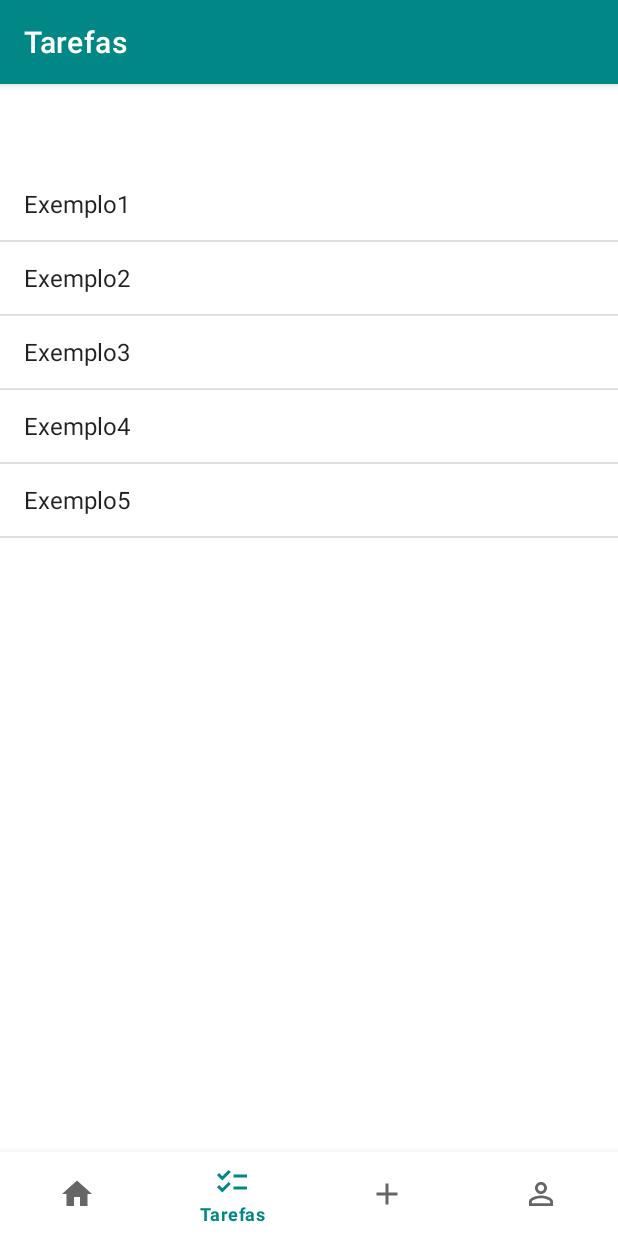
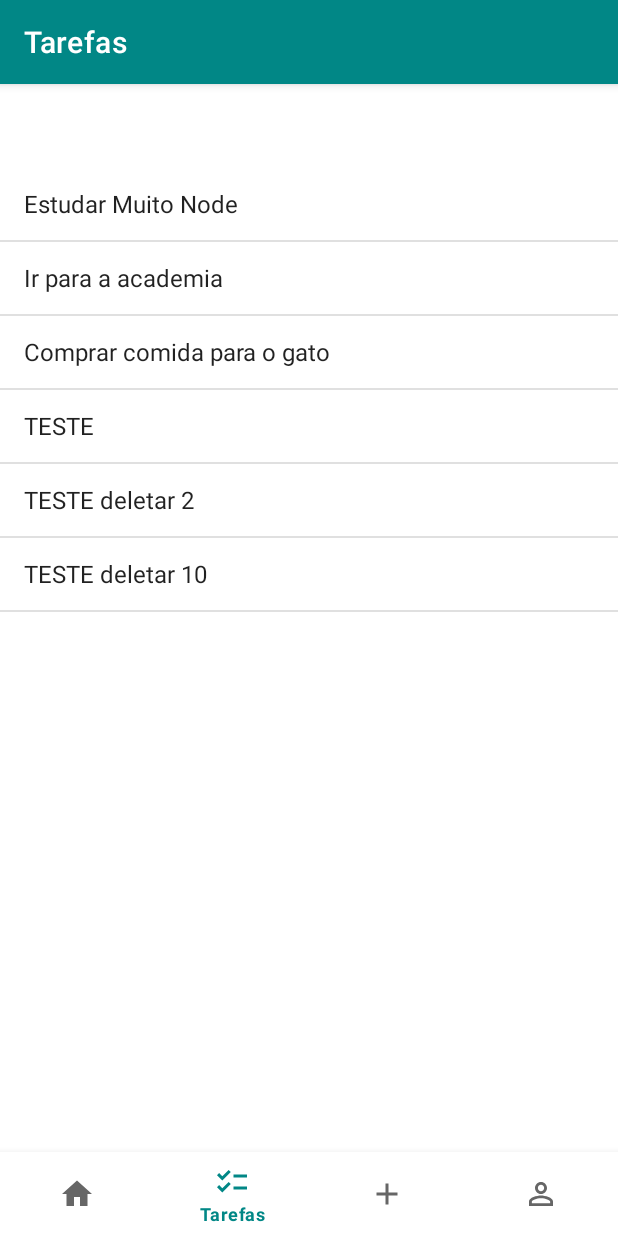
Before and after one commit to 2024-1-NADS3/Projeto1, an Android app: the TarefasFragment screen opened through its navigation route, on a phone screen of 412 x 824 dp. Run offline under Robolectric (Android 15) with nearby library versions, the light colour scheme and no system bars; our stand-ins replace navigation-ui.

Commit message:
lendo json teste com listView

```diff
--- a/src/Frontend/MyNavigation/app/src/main/java/com/example/mynavigation/ui/tarefas/TarefasFragment.java
+++ b/src/Frontend/MyNavigation/app/src/main/java/com/example/mynavigation/ui/tarefas/TarefasFragment.java
@@ -9,24 +9,54 @@ import android.widget.ListView;
 import androidx.fragment.app.Fragment;
 import com.example.mynavigation.R;
 
+
+import org.json.JSONArray;
+import org.json.JSONException;
+import org.json.JSONObject;
+
+import java.util.ArrayList;
+
 public class TarefasFragment extends Fragment {
 
     private ListView listaTarefas;
-    private String[] itens = {
-            "Exemplo1", "Exemplo2", "Exemplo3", "Exemplo4", "Exemplo5"
-    };
 
     @Override
     public View onCreateView(LayoutInflater inflater, ViewGroup container,
                              Bundle savedInstanceState) {
         View view = inflater.inflate(R.layout.fragment_tarefas, container, false);
 
+        listaTarefas = view.findViewById(R.id.listaTarefas);
 
-        listaTarefas = view.findViewById(R.id.listaTarefas);
-        ArrayAdapter<String> adaptador = new ArrayAdapter<>(getActivity(), android.R.layout.simple_list_item_1, itens);
-        //ArrayAdapter<String> adaptador = new ArrayAdapter<>(getActivity(), android.R.layout.simple_list_item_1, android.R.id.text1, itens);
+        // Parse do JSON e extrair as tarefas
+        String json = "{ \"tasksList\": [ { \"_id\": \"663d090d6f0b63e80fc58903\", \"task\": \"Estudar Muito Node\", \"date\": \"2024-05-09T17:34:05.226Z\", \"__v\": 0 }," +
+                " { \"_id\": \"663d21c7207389c71e3c6ff8\", \"task\": \"Ir para a academia\", \"date\": \"2024-05-09T19:19:35.647Z\", \"__v\": 0 }," +
+                " { \"_id\": \"663d21dd207389c71e3c6ffb\", \"task\": \"Comprar comida para o gato\", \"date\": \"2024-05-09T19:19:57.861Z\", \"__v\": 0 }," +
+                " { \"_id\": \"663d23820a799d815e71a318\", \"task\": \"TESTE\", \"date\": \"2024-05-09T19:26:58.345Z\", \"__v\": 0 }, " +
+                "{ \"_id\": \"663d29058165bf19dbbbbc31\", \"task\": \"TESTE deletar 2\", \"date\": \"2024-05-09T19:50:29.862Z\", \"__v\": 0 }, " +
+                "{ \"_id\": \"663d5dc3b84c0514bdbf997e\", \"task\": \"TESTE deletar 10\", \"date\": \"2024-05-09T23:35:31.167Z\", \"__v\": 0 } ] }";
+        ArrayList<String> tarefas = parseJSON(json);
+
+        // Atualizar o ArrayAdapter
+        ArrayAdapter<String> adaptador = new ArrayAdapter<>(getActivity(), android.R.layout.simple_list_item_1, tarefas);
         listaTarefas.setAdapter(adaptador);
 
         return view;
     }
+
+    // Método para analisar o JSON e extrair as tarefas
+    private ArrayList<String> parseJSON(String json) {
+        ArrayList<String> tarefas = new ArrayList<>();
+        try {
+            JSONObject jsonObject = new JSONObject(json);
+            JSONArray tasksList = jsonObject.getJSONArray("tasksList");
+            for (int i = 0; i < tasksList.length(); i++) {
+                JSONObject taskObj = tasksList.getJSONObject(i);
+                String task = taskObj.getString("task");
+                tarefas.add(task);
+            }
+        } catch (JSONException e) {
+            e.printStackTrace();
+        }
+        return tarefas;
+    }
 }
```
